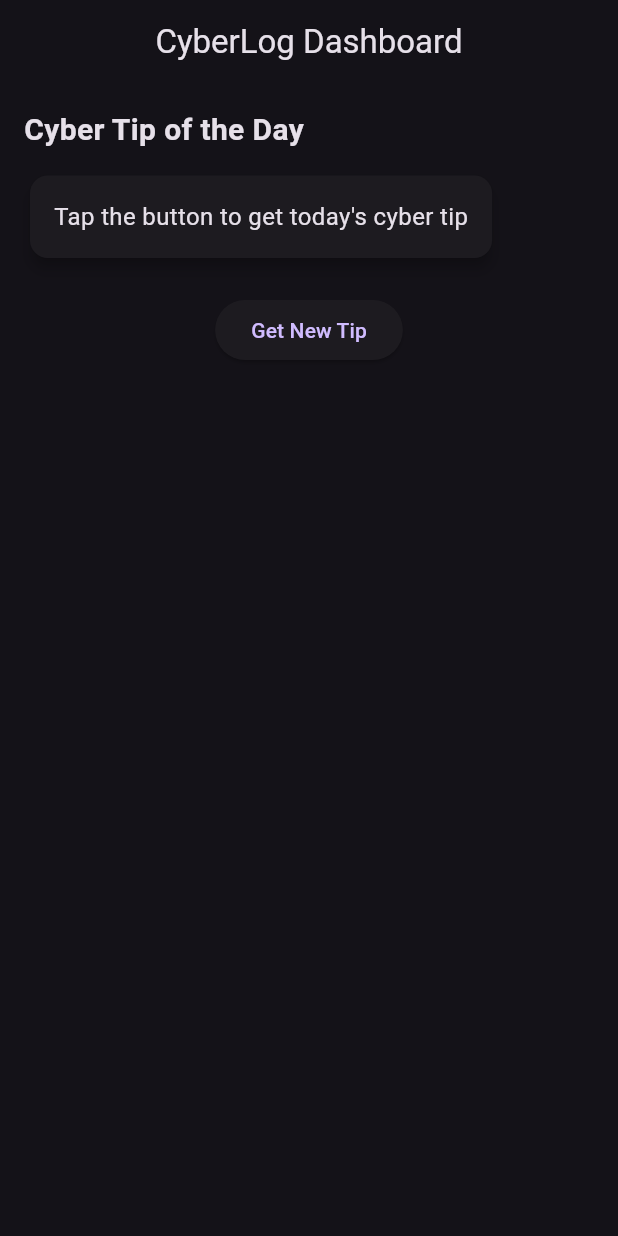
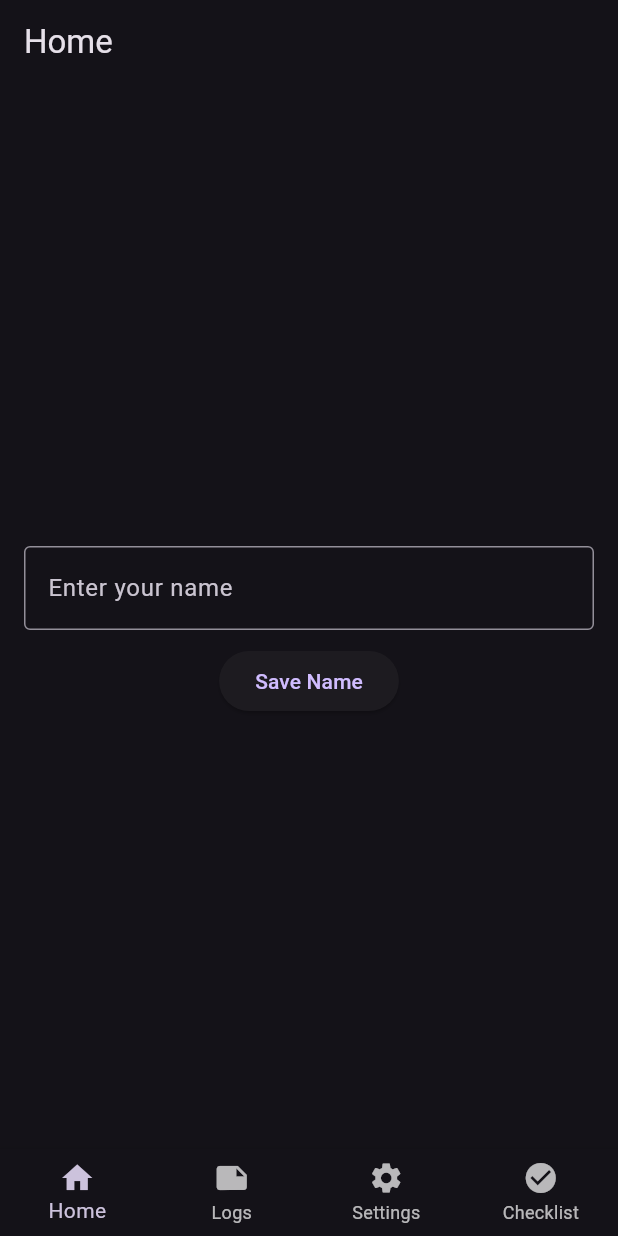
Before and after one commit to tejas1376/cyberlog, a Flutter app: the screen it shows after launch, on a phone screen of 412 x 824 dp. Run offline on Flutter 3.47's test engine with Material 3 defaults, Android fonts, the phone set to English and light mode, and no system bars; our stand-ins replace shared_preferences.

Commit message:
Added Logs, Settings, Logs using SharedPreferences

```diff
--- a/lib/main.dart
+++ b/lib/main.dart
@@ -1,6 +1,5 @@
-import 'dart:convert';
 import 'package:flutter/material.dart';
-import 'package:http/http.dart' as http;
+import 'package:shared_preferences/shared_preferences.dart';
 
 void main() {
   runApp(const CyberLogApp());
@@ -14,69 +13,178 @@ class CyberLogApp extends StatelessWidget {
     return MaterialApp(
       debugShowCheckedModeBanner: false,
       theme: ThemeData.dark(),
-      home: const HomeScreen(),
+      home: const MainScreen(),
     );
   }
 }
 
-class HomeScreen extends StatefulWidget {
-  const HomeScreen({super.key});
+class MainScreen extends StatefulWidget {
+  const MainScreen({super.key});
 
   @override
-  State<HomeScreen> createState() => _HomeScreenState();
+  State<MainScreen> createState() => _MainScreenState();
 }
 
-class _HomeScreenState extends State<HomeScreen> {
-  String cyberTip = "Tap the button to get today's cyber tip";
+class _MainScreenState extends State<MainScreen> {
+  int currentIndex = 0;
 
-  Future<void> fetchCyberTip() async {
-    final response = await http.get(
-      Uri.parse("https://api.adviceslip.com/advice"),
+  final screens = const [
+    HomeTab(),
+    LogsTab(),
+    SettingsTab(),
+    ChecklistTab(),
+  ];
+
+  @override
+  Widget build(BuildContext context) {
+    return Scaffold(
+      body: screens[currentIndex],
+      bottomNavigationBar: BottomNavigationBar(
+        currentIndex: currentIndex,
+        type: BottomNavigationBarType.fixed,
+        onTap: (index) {
+          setState(() {
+            currentIndex = index;
+          });
+        },
+        items: const [
+          BottomNavigationBarItem(icon: Icon(Icons.home), label: "Home"),
+          BottomNavigationBarItem(icon: Icon(Icons.note), label: "Logs"),
+          BottomNavigationBarItem(icon: Icon(Icons.settings), label: "Settings"),
+          BottomNavigationBarItem(
+              icon: Icon(Icons.check_circle), label: "Checklist"),
+        ],
+      ),
     );
+  }
+}
 
-    if (response.statusCode == 200) {
-      final data = jsonDecode(response.body);
+class HomeTab extends StatefulWidget {
+  const HomeTab({super.key});
+
+  @override
+  State<HomeTab> createState() => _HomeTabState();
+}
+
+class _HomeTabState extends State<HomeTab> {
+  String? username;
+  final TextEditingController nameController = TextEditingController();
+
+  @override
+  void initState() {
+    super.initState();
+    loadName();
+  }
+
+  Future<void> loadName() async {
+    final prefs = await SharedPreferences.getInstance();
     setState(() {
-        cyberTip = data['slip']['advice'];
+      username = prefs.getString('username');
     });
   }
+
+  Future<void> saveName() async {
+    final prefs = await SharedPreferences.getInstance();
+    await prefs.setString('username', nameController.text);
+    setState(() {
+      username = nameController.text;
+    });
+    nameController.clear();
   }
 
   @override
   Widget build(BuildContext context) {
     return Scaffold(
-      appBar: AppBar(
-        title: const Text("CyberLog Dashboard"),
-        centerTitle: true,
-      ),
+      appBar: AppBar(title: const Text("Home")),
       body: Padding(
         padding: const EdgeInsets.all(16),
         child: Column(
-          crossAxisAlignment: CrossAxisAlignment.start,
+          mainAxisAlignment: MainAxisAlignment.center,
           children: [
-            const Text(
-              "Cyber Tip of the Day",
-              style: TextStyle(fontSize: 20, fontWeight: FontWeight.bold),
-            ),
-            const SizedBox(height: 12),
+            if (username != null)
               Card(
-              shape: RoundedRectangleBorder(
-                borderRadius: BorderRadius.circular(12),
-              ),
-              elevation: 4,
                 child: Padding(
                   padding: const EdgeInsets.all(16),
                   child: Text(
-                  cyberTip,
-                  style: const TextStyle(fontSize: 16),
+                    "Welcome, $username 👋",
+                    style: const TextStyle(fontSize: 18),
                   ),
                 ),
               ),
             const SizedBox(height: 20),
-            Center(
-              child: ElevatedButton(
-                onPressed: fetchCyberTip,
-                child: const Text("Get New Tip"),
+            TextField(
+              controller: nameController,
+              decoration: const InputDecoration(
+                labelText: "Enter your name",
+                border: OutlineInputBorder(),
+              ),
+            ),
+            const SizedBox(height: 10),
+            ElevatedButton(
+              onPressed: saveName,
+              child: const Text("Save Name"),
+            ),
+          ],
+        ),
+      ),
+    );
+  }
+}
+
+class LogsTab extends StatefulWidget {
+  const LogsTab({super.key});
+
+  @override
+  State<LogsTab> createState() => _LogsTabState();
+}
+
+class _LogsTabState extends State<LogsTab> {
+  List<String> logs = [];
+  final TextEditingController logController = TextEditingController();
+
+  @override
+  void initState() {
+    super.initState();
+    loadLogs();
+  }
+
+  Future<void> loadLogs() async {
+    final prefs = await SharedPreferences.getInstance();
+    setState(() {
+      logs = prefs.getStringList('logs') ?? [];
+    });
+  }
+
+  Future<void> addLog() async {
+    final prefs = await SharedPreferences.getInstance();
+    logs.add(logController.text);
+    await prefs.setStringList('logs', logs);
+    logController.clear();
+    setState(() {});
+  }
+
+  @override
+  Widget build(BuildContext context) {
+    return Scaffold(
+      appBar: AppBar(title: const Text("User Logs")),
+      body: Padding(
+        padding: const EdgeInsets.all(16),
+        child: Column(
+          children: [
+            TextField(
+              controller: logController,
+              decoration: const InputDecoration(
+                hintText: "Enter log",
+                border: OutlineInputBorder(),
+              ),
+            ),
+            const SizedBox(height: 10),
+            ElevatedButton(onPressed: addLog, child: const Text("Add Log")),
+            Expanded(
+              child: ListView(
+                children: logs
+                    .map((log) => Card(child: ListTile(title: Text(log))))
+                    .toList(),
               ),
             ),
           ],
@@ -85,3 +193,120 @@ class _HomeScreenState extends State<HomeScreen> {
     );
   }
 }
+
+class SettingsTab extends StatefulWidget {
+  const SettingsTab({super.key});
+
+  @override
+  State<SettingsTab> createState() => _SettingsTabState();
+}
+
+class _SettingsTabState extends State<SettingsTab> {
+  bool darkMode = false;
+  bool notifications = false;
+
+  @override
+  Widget build(BuildContext context) {
+    return Scaffold(
+      appBar: AppBar(title: const Text("App Settings")),
+      body: Column(
+        children: [
+          // Dark Mode Toggle (UI only)
+          SwitchListTile(
+            title: const Text("Dark Mode"),
+            subtitle: const Text("Enable or disable dark theme"),
+            value: darkMode,
+            onChanged: (value) {
+              setState(() {
+                darkMode = value; // UI change only
+              });
+            },
+          ),
+
+          // Notifications Toggle (already there, UI only)
+          SwitchListTile(
+            title: const Text("Notifications"),
+            subtitle: const Text("App notifications"),
+            value: notifications,
+            onChanged: (value) {
+              setState(() {
+                notifications = value; // UI change only
+              });
+            },
+          ),
+
+          const Divider(),
+
+          // Logout Button (UI only)
+          Padding(
+            padding: const EdgeInsets.all(16),
+            child: ElevatedButton(
+              style: ElevatedButton.styleFrom(
+                minimumSize: const Size(double.infinity, 45),
+                backgroundColor: Colors.red,
+              ),
+              onPressed: () {
+                // No logic needed
+              },
+              child: const Text("Logout"),
+            ),
+          ),
+        ],
+      ),
+    );
+  }
+}
+
+class ChecklistTab extends StatefulWidget {
+  const ChecklistTab({super.key});
+
+  @override
+  State<ChecklistTab> createState() => _ChecklistTabState();
+}
+
+class _ChecklistTabState extends State<ChecklistTab> {
+  final tasks = ["Check passwords", "Update apps", "Scan device"];
+  List<bool> status = [false, false, false];
+
+  @override
+  void initState() {
+    super.initState();
+    loadChecklist();
+  }
+
+  Future<void> loadChecklist() async {
+    final prefs = await SharedPreferences.getInstance();
+    setState(() {
+      status = prefs
+              .getStringList('checklist')
+              ?.map((e) => e == 'true')
+              .toList() ??
+          status;
+    });
+  }
+
+  Future<void> update(int index, bool value) async {
+    final prefs = await SharedPreferences.getInstance();
+    status[index] = value;
+    await prefs.setStringList(
+        'checklist', status.map((e) => e.toString()).toList());
+    setState(() {});
+  }
+
+  @override
+  Widget build(BuildContext context) {
+    return Scaffold(
+      appBar: AppBar(title: const Text("Daily Checklist")),
+      body: ListView.builder(
+        itemCount: tasks.length,
+        itemBuilder: (context, index) {
+          return CheckboxListTile(
+            title: Text(tasks[index]),
+            value: status[index],
+            onChanged: (value) => update(index, value!),
+          );
+        },
+      ),
+    );
+  }
+}
```
Lines whose indentation alone changed are shown as unchanged.
